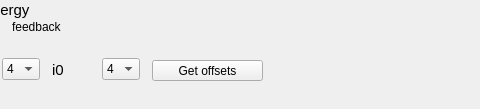
Above: isstools/ui/ui_general_info.ui from NSLS-II-ISS/isstools before the change; both pictures show x 1008 to 1488 and y 0 to 109 of the 1488 by 109 pixel window. Below: the same form after it.
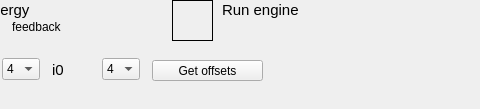
That is the form after the change.

Commit message: Added Get offsets to general info

What changed in the file:
```diff
--- a/isstools/ui/ui_general_info.ui
+++ b/isstools/ui/ui_general_info.ui
@@ -491,6 +491,42 @@
     <string>Get offsets</string>
    </property>
   </widget>
+  <widget class="QLabel" name="label_RE_status_indicator_2">
+   <property name="geometry">
+    <rect>
+     <x>1180</x>
+     <y>0</y>
+     <width>41</width>
+     <height>41</height>
+    </rect>
+   </property>
+   <property name="frameShape">
+    <enum>QFrame::Box</enum>
+   </property>
+   <property name="text">
+    <string/>
+   </property>
+  </widget>
+  <widget class="QLabel" name="label_RE">
+   <property name="geometry">
+    <rect>
+     <x>1230</x>
+     <y>0</y>
+     <width>241</width>
+     <height>20</height>
+    </rect>
+   </property>
+   <property name="font">
+    <font>
+     <pointsize>11</pointsize>
+     <weight>50</weight>
+     <bold>false</bold>
+    </font>
+   </property>
+   <property name="text">
+    <string>Run engine</string>
+   </property>
+  </widget>
  </widget>
  <resources/>
  <connections/>
```
The commit also changes 2 other files.
